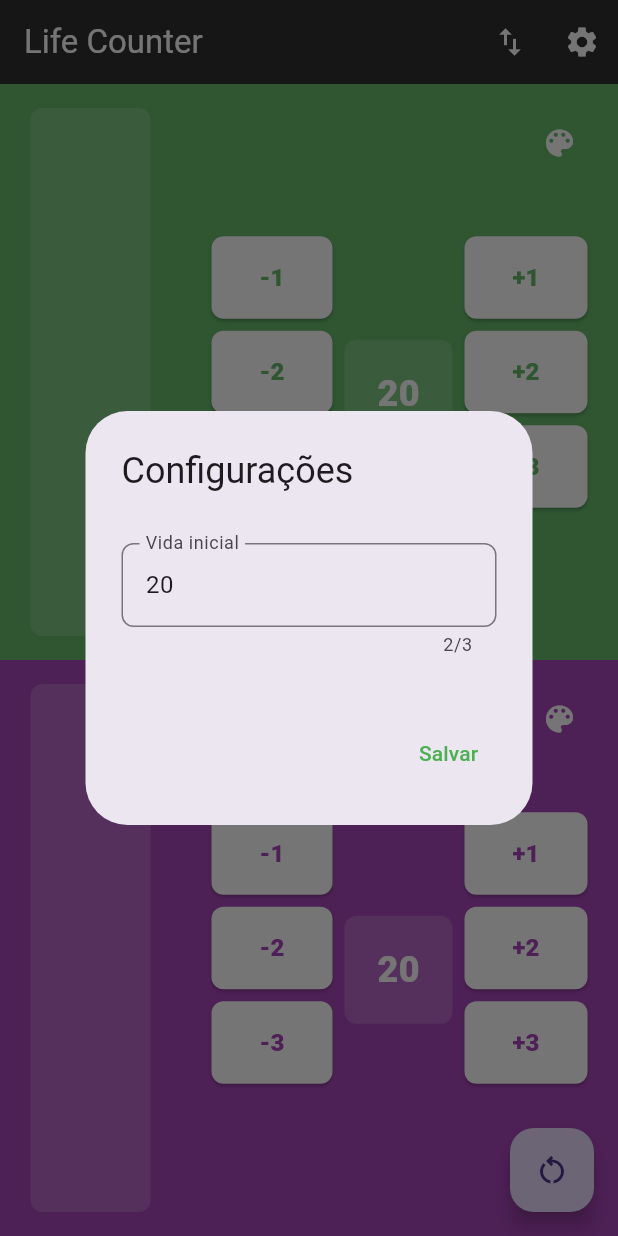
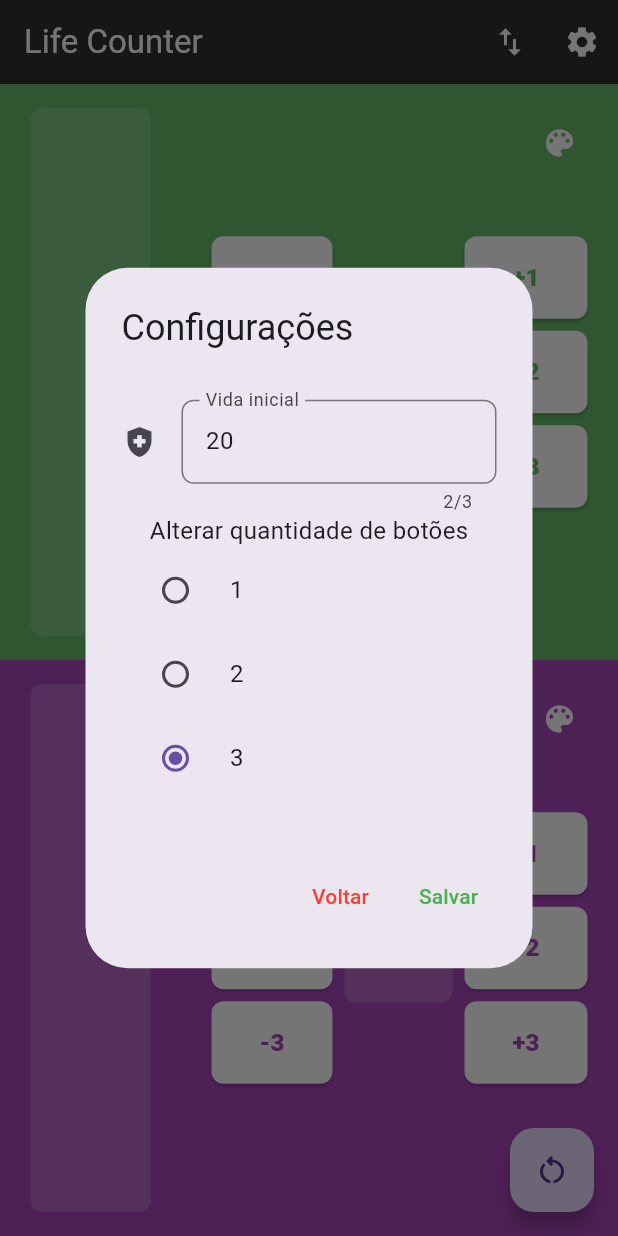
Before and after one commit to GabrielTurri/life-counter, a Flutter app: the screen it shows after launch, after a tap on the "settings" icon, on a phone screen of 412 x 824 dp. Run offline on Flutter 3.47's test engine with Material 3 defaults, Android fonts, the phone set to English and light mode, and no system bars; our stand-ins replace flutter_colorpicker.

Commit message:
funcionando a rotina de alterar o número de botões

```diff
--- a/lib/controllers/app_controller.dart
+++ b/lib/controllers/app_controller.dart
@@ -3,6 +3,9 @@ import 'package:flutter/material.dart';
 class AppController extends ChangeNotifier {
   bool isRotated = false;
   int rotacao = 0;
+  int _buttonCount = 3;
+
+  int get buttonCount => _buttonCount;
 
   late Color? lifeColor;
   late Color? bgColor;
@@ -21,6 +24,13 @@ class AppController extends ChangeNotifier {
     bgColor = ColorPalette.appColors[color]?[1];
     activeColor = color;
     notifyListeners();
+  }
+
+  changeButtonCount(value) {
+    if (_buttonCount != value && value > 0 && value < 4) {
+      _buttonCount = value;
+      notifyListeners();
+    }
   }
 }
 
--- a/lib/ui/modal/settings_modal.dart
+++ b/lib/ui/modal/settings_modal.dart
@@ -1,4 +1,5 @@
 import 'package:flutter/material.dart';
+import 'package:life_counter/controllers/app_controller.dart';
 import 'package:life_counter/controllers/life_controller.dart';
 import 'package:provider/provider.dart';
 
@@ -8,6 +9,8 @@ class SettingsModal {
 
   static void dialogBuilder(BuildContext context) {
     final vidaInicialController = TextEditingController(text: '20');
+    final appController = context.read<AppController>();
+
     showDialog(
       context: context,
       builder: (BuildContext context) {
@@ -27,16 +30,30 @@ class SettingsModal {
                       keyboardType: TextInputType.number,
                       controller: vidaInicialController,
                       decoration: InputDecoration(
+                        icon: const Icon(Icons.health_and_safety),
                         border: OutlineInputBorder(
                             borderRadius: BorderRadius.circular(8)),
                         labelText: 'Vida inicial',
                       ),
                     ),
                   ),
+                  ButtonCountRadioButton()
                 ],
               ),
             ),
             actions: <Widget>[
+              TextButton(
+                style: TextButton.styleFrom(
+                  textStyle: Theme.of(context).textTheme.labelLarge,
+                ),
+                child: const Text(
+                  'Voltar',
+                  style: TextStyle(color: Colors.red),
+                ),
+                onPressed: () {
+                  Navigator.of(context).pop();
+                },
+              ),
               TextButton(
                 style: TextButton.styleFrom(
                   textStyle: Theme.of(context).textTheme.labelLarge,
@@ -50,6 +67,9 @@ class SettingsModal {
                       .read<MultiPlayerLifeController>()
                       .atualizarVidaInicial(
                           int.parse(vidaInicialController.text));
+
+                  // appController
+                  //     .changeButtonCount(ButtonCountRadioButton.selectedOption);
                   Navigator.of(context).pop();
                 },
               ),
@@ -60,3 +80,47 @@ class SettingsModal {
     );
   }
 }
+
+class ButtonCountRadioButton extends StatelessWidget {
+  const ButtonCountRadioButton({super.key});
+
+  @override
+  Widget build(BuildContext context) {
+    final appController = context.read<AppController>();
+    final appControllerData = context.watch<AppController>();
+    var selectedOption = appControllerData.buttonCount;
+
+    return Column(
+      children: <Widget>[
+        const Text(
+          'Alterar quantidade de botões',
+          style: TextStyle(fontSize: 16),
+        ),
+        RadioListTile(
+          title: const Text('1'),
+          value: 1,
+          groupValue: appControllerData.buttonCount,
+          onChanged: (value) {
+            appController.changeButtonCount(value);
+          },
+        ),
+        RadioListTile(
+          title: const Text('2'),
+          value: 2,
+          groupValue: appControllerData.buttonCount,
+          onChanged: (value) {
+            appController.changeButtonCount(value!);
+          },
+        ),
+        RadioListTile(
+          title: const Text('3'),
+          value: 3,
+          groupValue: appControllerData.buttonCount,
+          onChanged: (value) {
+            appController.changeButtonCount(value!);
+          },
+        ),
+      ],
+    );
+  }
+}
--- a/lib/ui/player_life/player_life.dart
+++ b/lib/ui/player_life/player_life.dart
@@ -1,4 +1,5 @@
 import 'package:flutter/material.dart';
+import 'package:life_counter/controllers/app_controller.dart';
 import 'package:life_counter/controllers/life_controller.dart';
 import 'package:provider/provider.dart';
 import 'life_button.dart';
@@ -17,44 +18,43 @@ class PlayerLife extends StatelessWidget {
 
   @override
   Widget build(BuildContext context) {
+    final playerLife =
+        context.watch<MultiPlayerLifeController>().players[playerIndex];
+
+    final buttonCount = context.watch<AppController>().buttonCount;
+
     return Row(
       children: [
         Column(
           mainAxisSize: MainAxisSize.min,
           mainAxisAlignment: MainAxisAlignment.center,
-          children: [
-            LifeButton(
-                texto: '-1',
-                vida: -1,
+          children: List.generate(
+            buttonCount,
+            (index) {
+              int x = index + 1;
+              int value = x - (x * 2);
+
+              return LifeButton(
+                texto: value.toString(),
+                vida: value,
                 playerIndex: playerIndex,
-                color: bgColor),
-            LifeButton(
-                texto: '-2',
-                vida: -2,
-                playerIndex: playerIndex,
-                color: bgColor),
-            LifeButton(
-                texto: '-3',
-                vida: -3,
-                playerIndex: playerIndex,
-                color: bgColor),
-          ],
+                color: bgColor,
+              );
+            },
+          ),
         ),
         Column(
           mainAxisAlignment: MainAxisAlignment.center,
           children: [
             Text(
-              context
-                  .watch<MultiPlayerLifeController>()
-                  .players[playerIndex]
-                  .textCalculoVida,
+              playerLife.textCalculoVida,
               style: const TextStyle(
                   color: Colors.white,
                   fontSize: 20,
                   fontWeight: FontWeight.w600),
             ),
             Container(
-              margin: const EdgeInsets.symmetric(horizontal: 8),
+              margin: const EdgeInsets.fromLTRB(8, 0, 8, 28),
               width: 72,
               height: 72,
               decoration: BoxDecoration(
@@ -65,28 +65,28 @@ class PlayerLife extends StatelessWidget {
                       color: Colors.white,
                       fontWeight: FontWeight.w800,
                       fontSize: 24),
-                  context
-                      .watch<MultiPlayerLifeController>()
-                      .players[playerIndex]
-                      .vida
-                      .toString(),
+                  playerLife.vida.toString(),
                 ),
               ),
             ),
           ],
         ),
         Column(
-          mainAxisSize: MainAxisSize.min,
-          mainAxisAlignment: MainAxisAlignment.center,
-          children: [
-            LifeButton(
-                texto: '+1', vida: 1, playerIndex: playerIndex, color: bgColor),
-            LifeButton(
-                texto: '+2', vida: 2, playerIndex: playerIndex, color: bgColor),
-            LifeButton(
-                texto: '+3', vida: 3, playerIndex: playerIndex, color: bgColor),
-          ],
-        ),
+            mainAxisSize: MainAxisSize.min,
+            mainAxisAlignment: MainAxisAlignment.center,
+            children: List.generate(
+              buttonCount,
+              (index) {
+                int value = index + 1;
+
+                return LifeButton(
+                  texto: '+$value',
+                  vida: value,
+                  playerIndex: playerIndex,
+                  color: bgColor,
+                );
+              },
+            )),
       ],
     );
   }
```
